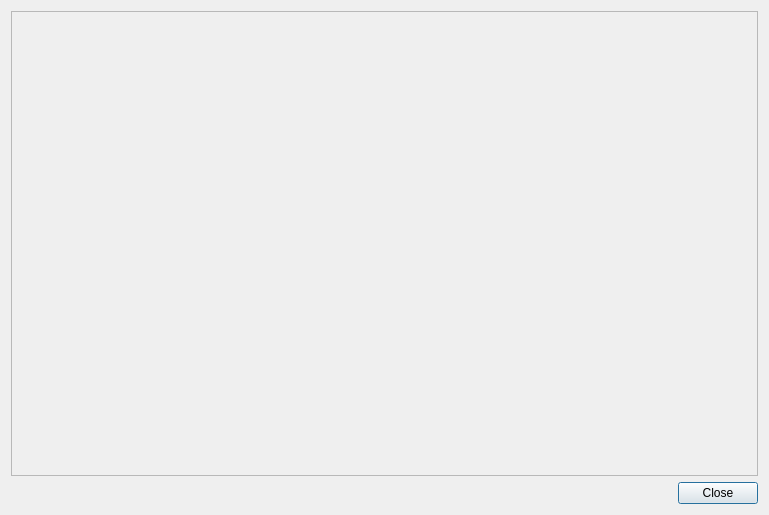
First picture: the form in src/dialogtable.ui, repository nmfs-ost/ss3-ssi, before the edit.
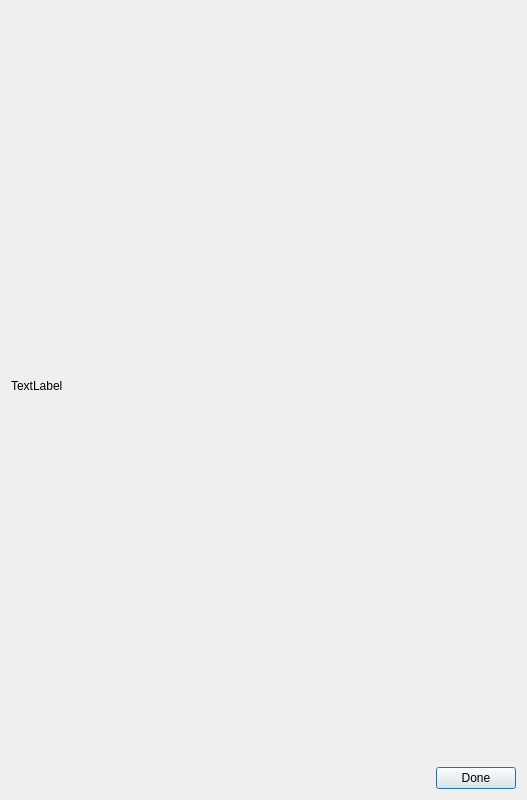
Second picture: the form after the edit.

```diff
--- a/src/dialogtable.ui
+++ b/src/dialogtable.ui
@@ -6,45 +6,53 @@
    <rect>
     <x>0</x>
     <y>0</y>
-    <width>769</width>
-    <height>515</height>
+    <width>527</width>
+    <height>800</height>
    </rect>
   </property>
+  <property name="minimumSize">
+   <size>
+    <width>400</width>
+    <height>800</height>
+   </size>
+  </property>
   <property name="windowTitle">
    <string>Dialog</string>
   </property>
   <layout class="QVBoxLayout" name="verticalLayout_2">
    <item>
-    <widget class="QScrollArea" name="scrollArea">
-     <property name="widgetResizable">
-      <bool>true</bool>
+    <widget class="QLabel" name="label_title">
+     <property name="text">
+      <string>TextLabel</string>
      </property>
-     <widget class="QWidget" name="scrollAreaWidgetContents">
-      <property name="geometry">
-       <rect>
-        <x>0</x>
-        <y>0</y>
-        <width>741</width>
-        <height>444</height>
-       </rect>
-      </property>
-      <layout class="QVBoxLayout" name="verticalLayout_3">
-       <item>
-        <layout class="QVBoxLayout" name="verticalLayout_table"/>
-       </item>
-      </layout>
-     </widget>
     </widget>
    </item>
    <item>
-    <widget class="QDialogButtonBox" name="buttonBox">
-     <property name="orientation">
-      <enum>Qt::Horizontal</enum>
-     </property>
-     <property name="standardButtons">
-      <set>QDialogButtonBox::Close</set>
-     </property>
-    </widget>
+    <layout class="QVBoxLayout" name="verticalLayout_table"/>
+   </item>
+   <item>
+    <layout class="QHBoxLayout" name="horizontalLayout">
+     <item>
+      <spacer name="horizontalSpacer">
+       <property name="orientation">
+        <enum>Qt::Horizontal</enum>
+       </property>
+       <property name="sizeHint" stdset="0">
+        <size>
+         <width>40</width>
+         <height>20</height>
+        </size>
+       </property>
+      </spacer>
+     </item>
+     <item>
+      <widget class="QPushButton" name="pushButton_done">
+       <property name="text">
+        <string>Done</string>
+       </property>
+      </widget>
+     </item>
+    </layout>
    </item>
   </layout>
  </widget>
```
Left out of the diff: 35 changed lines with no effect on the pictures.
